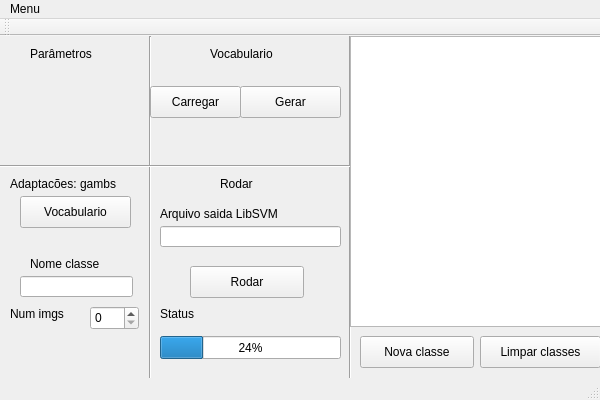
psenna/HMAX_C, file mainwindow.ui: the form before one commit.
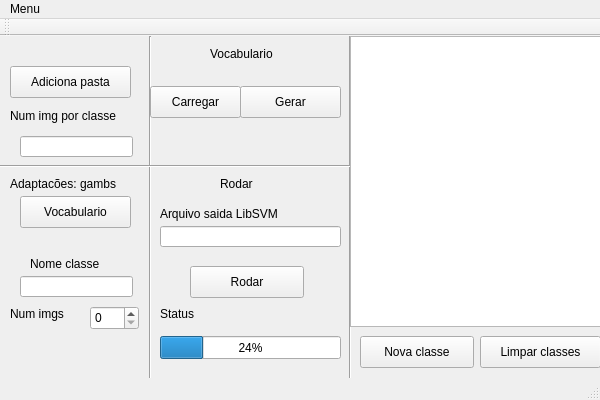
The form after the commit.

Commit message:
Opção de adicionar diretório de classes
Opção de adicionar um diretório com as classes separadas em pastas.

Diff of the .ui file:
```diff
--- a/mainwindow.ui
+++ b/mainwindow.ui
@@ -205,19 +205,6 @@
      <string>Status</string>
     </property>
    </widget>
-   <widget class="QLabel" name="label_5">
-    <property name="geometry">
-     <rect>
-      <x>30</x>
-      <y>10</y>
-      <width>81</width>
-      <height>16</height>
-     </rect>
-    </property>
-    <property name="text">
-     <string>Parâmetros</string>
-    </property>
-   </widget>
    <widget class="QLabel" name="label_6">
     <property name="geometry">
      <rect>
@@ -300,6 +287,42 @@
      <string>Num imgs</string>
     </property>
    </widget>
+   <widget class="QPushButton" name="pushButton">
+    <property name="geometry">
+     <rect>
+      <x>10</x>
+      <y>30</y>
+      <width>121</width>
+      <height>32</height>
+     </rect>
+    </property>
+    <property name="text">
+     <string>Adiciona pasta</string>
+    </property>
+   </widget>
+   <widget class="QLineEdit" name="NumImgPClasse">
+    <property name="geometry">
+     <rect>
+      <x>20</x>
+      <y>100</y>
+      <width>113</width>
+      <height>21</height>
+     </rect>
+    </property>
+   </widget>
+   <widget class="QLabel" name="label_5">
+    <property name="geometry">
+     <rect>
+      <x>10</x>
+      <y>70</y>
+      <width>131</width>
+      <height>20</height>
+     </rect>
+    </property>
+    <property name="text">
+     <string>Num img por classe</string>
+    </property>
+   </widget>
   </widget>
   <widget class="QMenuBar" name="menuBar">
    <property name="geometry">
```
The commit also changes 5 other files.
